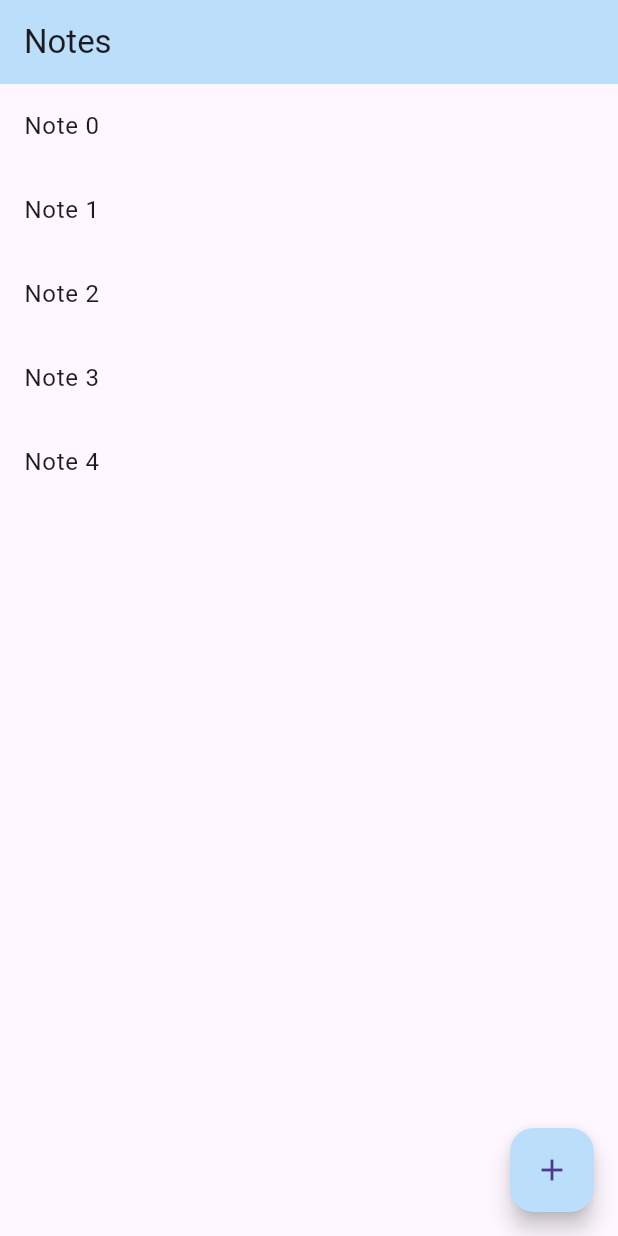
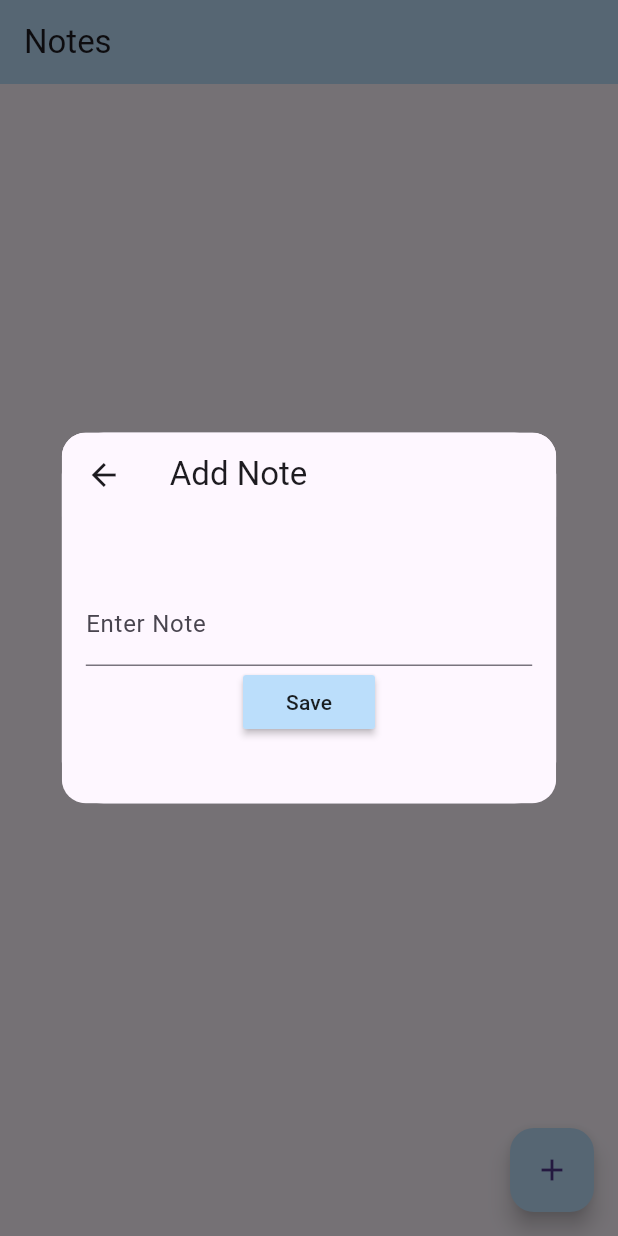
Before and after one commit to AdvaySanketi/PESUIO, a Flutter app: the screen it shows after launch, after a tap on the "add" icon, on a phone screen of 412 x 824 dp. Run offline on Flutter 3.47's test engine with Material 3 defaults, Android fonts, the phone set to English and light mode, and no system bars.

Commit message:
Update main.dart

```diff
--- a/note_app/lib/main.dart
+++ b/note_app/lib/main.dart
@@ -1,42 +1,110 @@
 import 'package:flutter/material.dart';
+import 'package:flutter/rendering.dart';
+import 'package:flutter/widgets.dart';
 
 void main() {
-  runApp(const NoteApp());
+  runApp(NoteApp());
 }
 
 class NoteApp extends StatelessWidget {
-  const NoteApp({super.key});
-
   @override
   Widget build(BuildContext context) {
     return MaterialApp(
       title: 'Note App',
+      debugShowCheckedModeBanner: false,
       home: NoteListScreen(),
     );
   }
 }
 
-class NoteListScreen extends StatelessWidget {
+class NoteListScreen extends StatefulWidget {
+  @override
+  _NoteListState createState() => _NoteListState();
+}
+
+class _NoteListState extends State<NoteListScreen> {
+  List<String> notes = [];
+
   @override
   Widget build(BuildContext context) {
     return Scaffold(
-        appBar: AppBar(title: Text("Notes"), backgroundColor: Colors.blue[100]),
-        body: NoteList(),
-        floatingActionButton: FloatingActionButton(
-            backgroundColor: Colors.blue[100],
-            onPressed: () {},
-            child: Icon(Icons.add)));
+      appBar: AppBar(
+        title: Text('Notes'),
+        backgroundColor: Colors.blue[100],
+      ),
+      body: Container(
+          child: ListView.builder(
+              itemCount: notes.length,
+              itemBuilder: (context, index) {
+                return Container(
+                    decoration: BoxDecoration(color: Colors.blue[100 * index]),
+                    child: ListTile(title: Center(child: Text(notes[index]))));
+              })),
+      floatingActionButton: FloatingActionButton(
+        onPressed: () {
+          showDialog(
+              context: context,
+              builder: (BuildContext context) {
+                return AddNoteScreen(
+                  onNoteAdded: (note) {
+                    setState(() {
+                      notes.add(note);
+                    });
+                  },
+                );
+              });
+        },
+        backgroundColor: Colors.blue[100],
+        child: Icon(Icons.add),
+      ),
+    );
   }
 }
 
-class NoteList extends StatelessWidget {
+class AddNoteScreen extends StatelessWidget {
+  final Function(String) onNoteAdded;
+
+  const AddNoteScreen({Key? key, required this.onNoteAdded}) : super(key: key);
+
   @override
   Widget build(BuildContext context) {
-    return ListView.builder(
-      itemCount: 5,
-      itemBuilder: (context, index) {
-        return ListTile(title: Text('Note $index'), onTap: () {});
-      },
-    );
+    final screenWidth = MediaQuery.of(context).size.width;
+    final screenHeight = MediaQuery.of(context).size.height;
+    final isLandscape =
+        MediaQuery.of(context).orientation == Orientation.landscape;
+
+    double dialogHeight = isLandscape ? screenHeight * 0.7 : screenHeight * 0.3;
+
+    String note = '';
+
+    return Dialog(
+        child: SizedBox(
+            width: screenWidth * 0.8,
+            height: dialogHeight,
+            child: ClipRRect(
+                borderRadius: BorderRadius.all(Radius.circular(16.0)),
+                child: Scaffold(
+                    appBar: AppBar(title: Text("Add Note")),
+                    body: Padding(
+                        padding: EdgeInsets.all(16.0),
+                        child: Column(
+                          mainAxisAlignment: MainAxisAlignment.center,
+                          children: [
+                            TextField(
+                              decoration:
+                                  InputDecoration(labelText: 'Enter Note'),
+                              onChanged: (value) {
+                                note = value;
+                              },
+                            ),
+                            MaterialButton(
+                                color: Colors.blue[100],
+                                child: Text('Save'),
+                                onPressed: () {
+                                  onNoteAdded(note);
+                                  Navigator.pop(context);
+                                })
+                          ],
+                        ))))));
   }
 }
```
